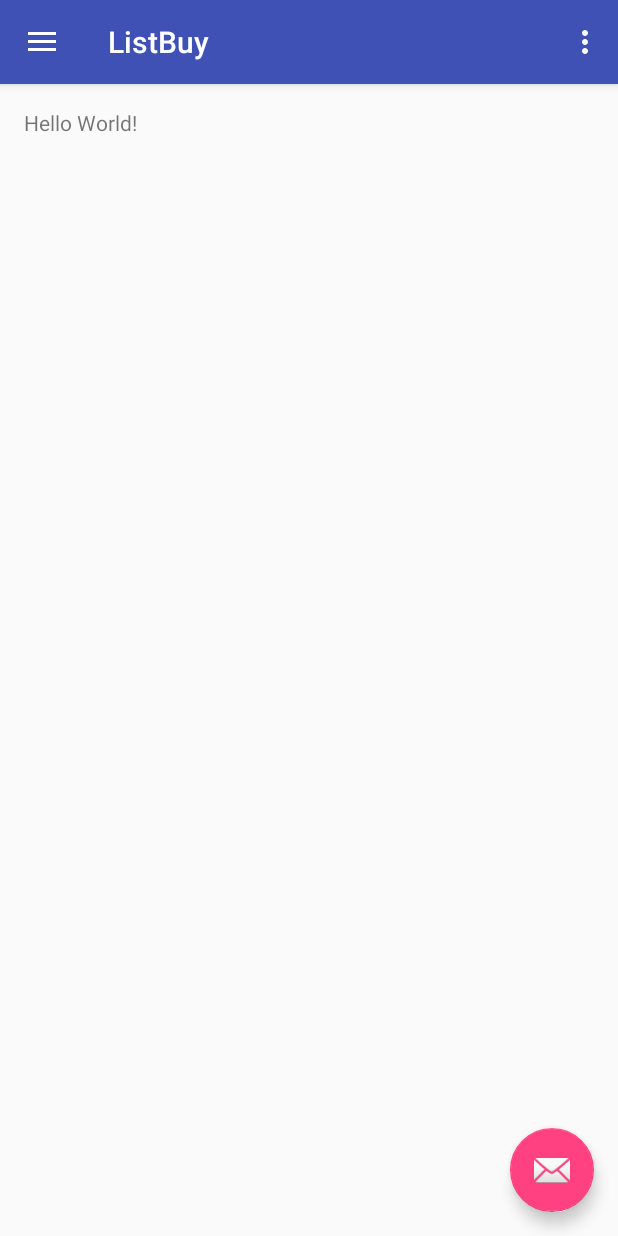
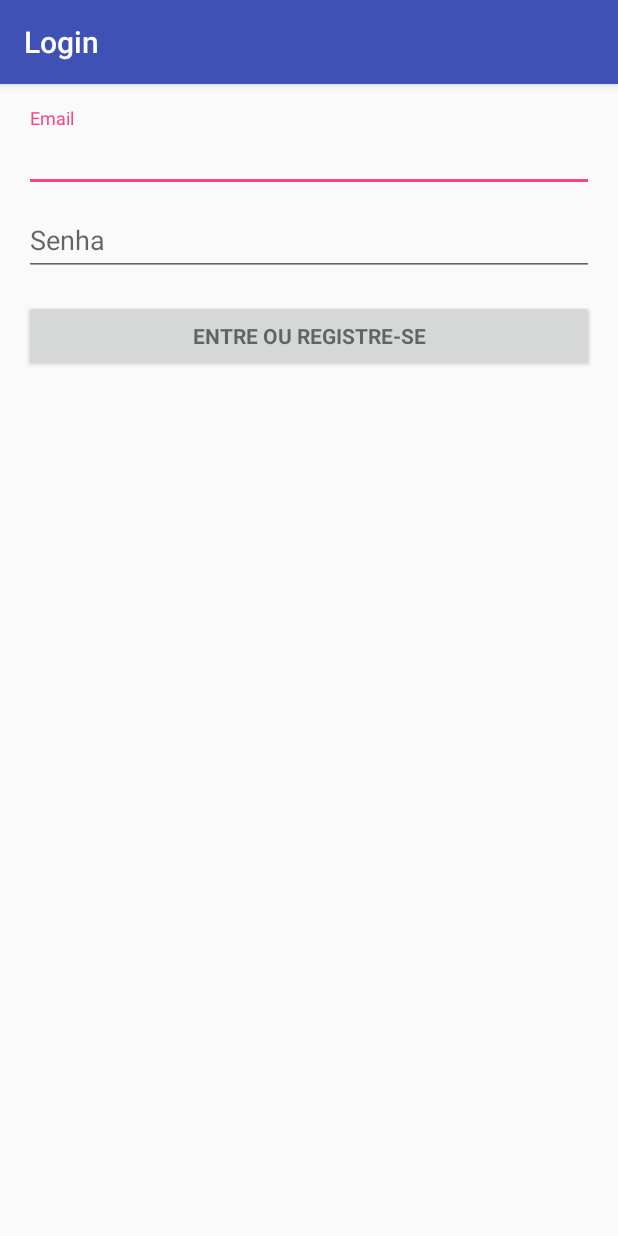
Before and after one commit to msgovea/listbuy, an Android app: the screen it shows after launch (MainActivity before the commit, LoginActivity after it), in the side drawer, after a tap on "Gallery", on a phone screen of 412 x 824 dp. Run offline under Robolectric (Android 15) with nearby library versions, the phone set to English and light mode, and no system bars; 2 statements that could not run were skipped.

Commit message:
Alterações 26/08 -- Pré Format PC

```diff
--- /dev/null
+++ b/app/src/main/java/br/puc/listbuy/LoginActivity.java
@@ -0,0 +1,350 @@
+package br.puc.listbuy;
+
+import android.animation.Animator;
+import android.animation.AnimatorListenerAdapter;
+import android.annotation.TargetApi;
+import android.content.pm.PackageManager;
+import android.support.annotation.NonNull;
+import android.support.design.widget.Snackbar;
+import android.support.v7.app.AppCompatActivity;
+import android.app.LoaderManager.LoaderCallbacks;
+
+import android.content.CursorLoader;
+import android.content.Loader;
+import android.database.Cursor;
+import android.net.Uri;
+import android.os.AsyncTask;
+
+import android.os.Build;
+import android.os.Bundle;
+import android.provider.ContactsContract;
+import android.text.TextUtils;
+import android.view.KeyEvent;
+import android.view.View;
+import android.view.View.OnClickListener;
+import android.view.inputmethod.EditorInfo;
+import android.widget.ArrayAdapter;
+import android.widget.AutoCompleteTextView;
+import android.widget.Button;
+import android.widget.EditText;
+import android.widget.TextView;
+
+import java.util.ArrayList;
+import java.util.List;
+
+import static android.Manifest.permission.READ_CONTACTS;
+
+/**
+ * A login screen that offers login via email/password.
+ */
+public class LoginActivity extends AppCompatActivity implements LoaderCallbacks<Cursor> {
+
+    /**
+     * Id to identity READ_CONTACTS permission request.
+     */
+    private static final int REQUEST_READ_CONTACTS = 0;
+
+    /**
+     * A dummy authentication store containing known user names and passwords.
+     * TODO: remove after connecting to a real authentication system.
+     */
+    private static final String[] DUMMY_CREDENTIALS = new String[]{
+            "foo@example.com:hello", "bar@example.com:world"
+    };
+    /**
+     * Keep track of the login task to ensure we can cancel it if requested.
+     */
+    private UserLoginTask mAuthTask = null;
+
+    // UI references.
+    private AutoCompleteTextView mEmailView;
+    private EditText mPasswordView;
+    private View mProgressView;
+    private View mLoginFormView;
+
+    @Override
+    protected void onCreate(Bundle savedInstanceState) {
+        super.onCreate(savedInstanceState);
+        setContentView(R.layout.activity_login);
+
+        // Set up the login form.
+        mEmailView = (AutoCompleteTextView) findViewById(R.id.email);
+        populateAutoComplete();
+
+        mPasswordView = (EditText) findViewById(R.id.password);
+        mPasswordView.setOnEditorActionListener(new TextView.OnEditorActionListener() {
+            @Override
+            public boolean onEditorAction(TextView textView, int id, KeyEvent keyEvent) {
+                if (id == R.id.login || id == EditorInfo.IME_NULL) {
+                    attemptLogin();
+                    return true;
+                }
+                return false;
+            }
+        });
+
+        Button mEmailSignInButton = (Button) findViewById(R.id.email_sign_in_button);
+        mEmailSignInButton.setOnClickListener(new OnClickListener() {
+            @Override
+            public void onClick(View view) {
+                attemptLogin();
+            }
+        });
+
+        mLoginFormView = findViewById(R.id.login_form);
+        mProgressView = findViewById(R.id.login_progress);
+    }
+
+    private void populateAutoComplete() {
+        if (!mayRequestContacts()) {
+            return;
+        }
+
+        getLoaderManager().initLoader(0, null, this);
+    }
+
+    private boolean mayRequestContacts() {
+        if (Build.VERSION.SDK_INT < Build.VERSION_CODES.M) {
+            return true;
+        }
+        if (checkSelfPermission(READ_CONTACTS) == PackageManager.PERMISSION_GRANTED) {
+            return true;
+        }
+        if (shouldShowRequestPermissionRationale(READ_CONTACTS)) {
+            Snackbar.make(mEmailView, R.string.permission_rationale, Snackbar.LENGTH_INDEFINITE)
+                    .setAction(android.R.string.ok, new View.OnClickListener() {
+                        @Override
+                        @TargetApi(Build.VERSION_CODES.M)
+                        public void onClick(View v) {
+                            requestPermissions(new String[]{READ_CONTACTS}, REQUEST_READ_CONTACTS);
+                        }
+                    });
+        } else {
+            requestPermissions(new String[]{READ_CONTACTS}, REQUEST_READ_CONTACTS);
+        }
+        return false;
+    }
+
+    /**
+     * Callback received when a permissions request has been completed.
+     */
+    @Override
+    public void onRequestPermissionsResult(int requestCode, @NonNull String[] permissions,
+                                           @NonNull int[] grantResults) {
+        if (requestCode == REQUEST_READ_CONTACTS) {
+            if (grantResults.length == 1 && grantResults[0] == PackageManager.PERMISSION_GRANTED) {
+                populateAutoComplete();
+            }
+        }
+    }
+
+
+    /**
+     * Attempts to sign in or register the account specified by the login form.
+     * If there are form errors (invalid email, missing fields, etc.), the
+     * errors are presented and no actual login attempt is made.
+     */
+    private void attemptLogin() {
+        if (mAuthTask != null) {
+            return;
+        }
+
+        // Reset errors.
+        mEmailView.setError(null);
+        mPasswordView.setError(null);
+
+        // Store values at the time of the login attempt.
+        String email = mEmailView.getText().toString();
+        String password = mPasswordView.getText().toString();
+
+        boolean cancel = false;
+        View focusView = null;
+
+        // Check for a valid password, if the user entered one.
+        if (!TextUtils.isEmpty(password) && !isPasswordValid(password)) {
+            mPasswordView.setError(getString(R.string.error_invalid_password));
+            focusView = mPasswordView;
+            cancel = true;
+        }
+
+        // Check for a valid email address.
+        if (TextUtils.isEmpty(email)) {
+            mEmailView.setError(getString(R.string.error_field_required));
+            focusView = mEmailView;
+            cancel = true;
+        } else if (!isEmailValid(email)) {
+            mEmailView.setError(getString(R.string.error_invalid_email));
+            focusView = mEmailView;
+            cancel = true;
+        }
+
+        if (cancel) {
+            // There was an error; don't attempt login and focus the first
+            // form field with an error.
+            focusView.requestFocus();
+        } else {
+            // Show a progress spinner, and kick off a background task to
+            // perform the user login attempt.
+            showProgress(true);
+            mAuthTask = new UserLoginTask(email, password);
+            mAuthTask.execute((Void) null);
+        }
+    }
+
+    private boolean isEmailValid(String email) {
+        //TODO: Replace this with your own logic
+        return email.contains("@");
+    }
+
+    private boolean isPasswordValid(String password) {
+        //TODO: Replace this with your own logic
+        return password.length() > 4;
+    }
+
+    /**
+     * Shows the progress UI and hides the login form.
+     */
+    @TargetApi(Build.VERSION_CODES.HONEYCOMB_MR2)
+    private void showProgress(final boolean show) {
+        // On Honeycomb MR2 we have the ViewPropertyAnimator APIs, which allow
+        // for very easy animations. If available, use these APIs to fade-in
+        // the progress spinner.
+        if (Build.VERSION.SDK_INT >= Build.VERSION_CODES.HONEYCOMB_MR2) {
+            int shortAnimTime = getResources().getInteger(android.R.integer.config_shortAnimTime);
+
+            mLoginFormView.setVisibility(show ? View.GONE : View.VISIBLE);
+            mLoginFormView.animate().setDuration(shortAnimTime).alpha(
+                    show ? 0 : 1).setListener(new AnimatorListenerAdapter() {
+                @Override
+                public void onAnimationEnd(Animator animation) {
+                    mLoginFormView.setVisibility(show ? View.GONE : View.VISIBLE);
+                }
+            });
+
+            mProgressView.setVisibility(show ? View.VISIBLE : View.GONE);
+            mProgressView.animate().setDuration(shortAnimTime).alpha(
+                    show ? 1 : 0).setListener(new AnimatorListenerAdapter() {
+                @Override
+                public void onAnimationEnd(Animator animation) {
+                    mProgressView.setVisibility(show ? View.VISIBLE : View.GONE);
+                }
+            });
+        } else {
+            // The ViewPropertyAnimator APIs are not available, so simply show
+            // and hide the relevant UI components.
+            mProgressView.setVisibility(show ? View.VISIBLE : View.GONE);
+            mLoginFormView.setVisibility(show ? View.GONE : View.VISIBLE);
+        }
+    }
+
+    @Override
+    public Loader<Cursor> onCreateLoader(int i, Bundle bundle) {
+        return new CursorLoader(this,
+                // Retrieve data rows for the device user's 'profile' contact.
+                Uri.withAppendedPath(ContactsContract.Profile.CONTENT_URI,
+                        ContactsContract.Contacts.Data.CONTENT_DIRECTORY), ProfileQuery.PROJECTION,
+
+                // Select only email addresses.
+                ContactsContract.Contacts.Data.MIMETYPE +
+                        " = ?", new String[]{ContactsContract.CommonDataKinds.Email
+                .CONTENT_ITEM_TYPE},
+
+                // Show primary email addresses first. Note that there won't be
+                // a primary email address if the user hasn't specified one.
+                ContactsContract.Contacts.Data.IS_PRIMARY + " DESC");
+    }
+
+    @Override
+    public void onLoadFinished(Loader<Cursor> cursorLoader, Cursor cursor) {
+        List<String> emails = new ArrayList<>();
+        cursor.moveToFirst();
+        while (!cursor.isAfterLast()) {
+            emails.add(cursor.getString(ProfileQuery.ADDRESS));
+            cursor.moveToNext();
+        }
+
+        addEmailsToAutoComplete(emails);
+    }
+
+    @Override
+    public void onLoaderReset(Loader<Cursor> cursorLoader) {
+
+    }
+
+    private void addEmailsToAutoComplete(List<String> emailAddressCollection) {
+        //Create adapter to tell the AutoCompleteTextView what to show in its dropdown list.
+        ArrayAdapter<String> adapter =
+                new ArrayAdapter<>(LoginActivity.this,
+                        android.R.layout.simple_dropdown_item_1line, emailAddressCollection);
+
+        mEmailView.setAdapter(adapter);
+    }
+
+
+    private interface ProfileQuery {
+        String[] PROJECTION = {
+                ContactsContract.CommonDataKinds.Email.ADDRESS,
+                ContactsContract.CommonDataKinds.Email.IS_PRIMARY,
+        };
+
+        int ADDRESS = 0;
+        int IS_PRIMARY = 1;
+    }
+
+    /**
+     * Represents an asynchronous login/registration task used to authenticate
+     * the user.
+     */
+    public class UserLoginTask extends AsyncTask<Void, Void, Boolean> {
+
+        private final String mEmail;
+        private final String mPassword;
+
+        UserLoginTask(String email, String password) {
+            mEmail = email;
+            mPassword = password;
+        }
+
+        @Override
+        protected Boolean doInBackground(Void... params) {
+            // TODO: attempt authentication against a network service.
+
+            try {
+                // Simulate network access.
+                Thread.sleep(2000);
+            } catch (InterruptedException e) {
+                return false;
+            }
+
+            for (String credential : DUMMY_CREDENTIALS) {
+                String[] pieces = credential.split(":");
+                if (pieces[0].equals(mEmail)) {
+                    // Account exists, return true if the password matches.
+                    return pieces[1].equals(mPassword);
+                }
+            }
+
+            // TODO: register the new account here.
+            return true;
+        }
+
+        @Override
+        protected void onPostExecute(final Boolean success) {
+            mAuthTask = null;
+            showProgress(false);
+
+            if (success) {
+                finish();
+            } else {
+                mPasswordView.setError(getString(R.string.error_incorrect_password));
+                mPasswordView.requestFocus();
+            }
+        }
+
+        @Override
+        protected void onCancelled() {
+            mAuthTask = null;
+            showProgress(false);
+        }
+    }
+}
--- a/app/src/main/java/br/puc/listbuy/MainActivity.java
+++ b/app/src/main/java/br/puc/listbuy/MainActivity.java
@@ -1,8 +1,12 @@
 package br.puc.listbuy;
 
+import android.app.FragmentManager;
+import android.content.Intent;
 import android.os.Bundle;
 import android.support.design.widget.FloatingActionButton;
 import android.support.design.widget.Snackbar;
+import android.support.v4.app.Fragment;
+import android.util.Log;
 import android.view.View;
 import android.support.design.widget.NavigationView;
 import android.support.v4.view.GravityCompat;
@@ -12,6 +16,8 @@ import android.support.v7.app.AppCompatActivity;
 import android.support.v7.widget.Toolbar;
 import android.view.Menu;
 import android.view.MenuItem;
+import android.widget.Button;
+import android.widget.Toast;
 
 public class MainActivity extends AppCompatActivity
         implements NavigationView.OnNavigationItemSelectedListener {
@@ -22,6 +28,15 @@ public class MainActivity extends AppCompatActivity
         setContentView(R.layout.activity_main);
         Toolbar toolbar = (Toolbar) findViewById(R.id.toolbar);
         setSupportActionBar(toolbar);
+
+        Button botao = (Button) findViewById(R.id.botaoTeste);
+
+        botao.setOnClickListener(new View.OnClickListener() {
+            @Override
+            public void onClick(View view) {
+                Log.i("TAG", "Botao clicado");
+            }
+        });
 
         FloatingActionButton fab = (FloatingActionButton) findViewById(R.id.fab);
         fab.setOnClickListener(new View.OnClickListener() {
@@ -68,6 +83,7 @@ public class MainActivity extends AppCompatActivity
 
         //noinspection SimplifiableIfStatement
         if (id == R.id.action_settings) {
+            Toast.makeText(MainActivity.this, "ABERTO", Toast.LENGTH_SHORT).show();
             return true;
         }
 
@@ -83,6 +99,8 @@ public class MainActivity extends AppCompatActivity
         if (id == R.id.nav_camera) {
             // Handle the camera action
         } else if (id == R.id.nav_gallery) {
+            Intent intent = new Intent(this, LoginActivity.class);
+            startActivity(intent);
 
         } else if (id == R.id.nav_slideshow) {
 
--- /dev/null
+++ b/app/src/main/res/layout/activity_login.xml
@@ -0,0 +1,77 @@
+<LinearLayout xmlns:android="http://schemas.android.com/apk/res/android"
+    xmlns:tools="http://schemas.android.com/tools"
+    android:layout_width="match_parent"
+    android:layout_height="match_parent"
+    android:gravity="center_horizontal"
+    android:orientation="vertical"
+    android:paddingBottom="@dimen/activity_vertical_margin"
+    android:paddingLeft="@dimen/activity_horizontal_margin"
+    android:paddingRight="@dimen/activity_horizontal_margin"
+    android:paddingTop="@dimen/activity_vertical_margin"
+    tools:context="br.puc.listbuy.LoginActivity">
+
+    <!-- Login progress -->
+    <ProgressBar
+        android:id="@+id/login_progress"
+        style="?android:attr/progressBarStyleLarge"
+        android:layout_width="wrap_content"
+        android:layout_height="wrap_content"
+        android:layout_marginBottom="8dp"
+        android:visibility="gone" />
+
+    <ScrollView
+        android:id="@+id/login_form"
+        android:layout_width="match_parent"
+        android:layout_height="match_parent">
+
+        <LinearLayout
+            android:id="@+id/email_login_form"
+            android:layout_width="match_parent"
+            android:layout_height="wrap_content"
+            android:orientation="vertical">
+
+            <android.support.design.widget.TextInputLayout
+                android:layout_width="match_parent"
+                android:layout_height="wrap_content">
+
+                <AutoCompleteTextView
+                    android:id="@+id/email"
+                    android:layout_width="match_parent"
+                    android:layout_height="wrap_content"
+                    android:hint="@string/prompt_email"
+                    android:inputType="textEmailAddress"
+                    android:maxLines="1"
+                    android:singleLine="true" />
+
+            </android.support.design.widget.TextInputLayout>
+
+            <android.support.design.widget.TextInputLayout
+                android:layout_width="match_parent"
+                android:layout_height="wrap_content">
+
+                <EditText
+                    android:id="@+id/password"
+                    android:layout_width="match_parent"
+                    android:layout_height="wrap_content"
+                    android:hint="@string/prompt_password"
+                    android:imeActionId="@+id/login"
+                    android:imeActionLabel="@string/action_sign_in_short"
+                    android:imeOptions="actionUnspecified"
+                    android:inputType="textPassword"
+                    android:maxLines="1"
+                    android:singleLine="true" />
+
+            </android.support.design.widget.TextInputLayout>
+
+            <Button
+                android:id="@+id/email_sign_in_button"
+                style="?android:textAppearanceSmall"
+                android:layout_width="match_parent"
+                android:layout_height="wrap_content"
+                android:layout_marginTop="16dp"
+                android:text="@string/action_sign_in"
+                android:textStyle="bold" />
+
+        </LinearLayout>
+    </ScrollView>
+</LinearLayout>
--- a/app/src/main/res/layout/app_bar_main.xml
+++ b/app/src/main/res/layout/app_bar_main.xml
@@ -23,6 +23,8 @@
 
     <include layout="@layout/content_main" />
 
+    <include layout="@layout/content_listas" />
+
     <android.support.design.widget.FloatingActionButton
         android:id="@+id/fab"
         android:layout_width="wrap_content"
--- a/app/src/main/res/values/strings.xml
+++ b/app/src/main/res/values/strings.xml
@@ -1,8 +1,22 @@
 <resources>
     <string name="app_name">ListBuy</string>
 
-    <string name="navigation_drawer_open">Open navigation drawer</string>
-    <string name="navigation_drawer_close">Close navigation drawer</string>
+    <string name="navigation_drawer_open">Abrir menu de navegação</string>
+    <string name="navigation_drawer_close">Fechar menu de navegação</string>
 
-    <string name="action_settings">Settings</string>
+    <string name="action_settings">Configurações</string>
+    <string name="title_activity_login">Login</string>
+
+    <!-- Strings related to login -->
+    <string name="prompt_email">Email</string>
+    <string name="prompt_password">Senha</string>
+    <string name="action_sign_in">Entre ou registre-se</string>
+    <string name="action_sign_in_short">Entrar</string>
+    <string name="error_invalid_email">Esse e-mail não é válido</string>
+    <string name="error_invalid_password">Sua senha é muito curta</string>
+    <string name="error_incorrect_password">Sua senha é incorreta</string>
+    <string name="error_field_required">O campo é obrigatório</string>
+    <string name="permission_rationale">"Contacts permissions are needed for providing email
+        completions."
+    </string>
 </resources>
```
Also changed, not shown: app/src/main/AndroidManifest.xml (+10 -0 lines), app/src/main/res/layout/content_listas.xml (added, +29 -0 lines), app/src/main/res/layout/content_main.xml (+11 -1 lines), 1 other file.
